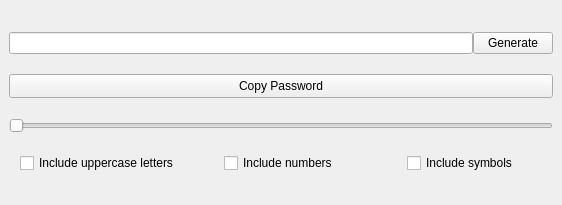
Old version of the form mainwindow.ui in the repository turalbaris/PasswordGenerator-GUI.
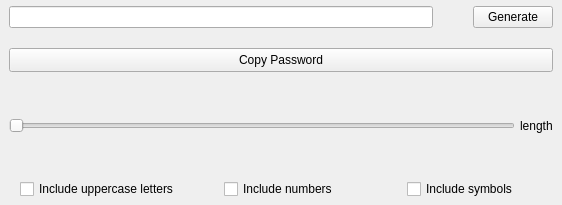
New version of the form. Icons and pictures are not drawn.

```diff
--- a/mainwindow.ui
+++ b/mainwindow.ui
@@ -57,33 +57,80 @@
        <number>0</number>
       </property>
       <item row="2" column="0">
-       <layout class="QGridLayout" name="gridLayout_2">
+       <widget class="QPushButton" name="copyPasswordButton">
+        <property name="minimumSize">
+         <size>
+          <width>221</width>
+          <height>24</height>
+         </size>
+        </property>
+        <property name="text">
+         <string>Copy Password</string>
+        </property>
+       </widget>
+      </item>
+      <item row="3" column="0">
+       <layout class="QGridLayout" name="bottomGridLayout">
         <property name="spacing">
          <number>0</number>
         </property>
-        <item row="4" column="3" alignment="Qt::AlignHCenter">
-         <widget class="QCheckBox" name="checkBox">
-          <property name="text">
-           <string>Include symbols</string>
+        <item row="0" column="2">
+         <spacer name="verticalSpacer_3">
+          <property name="orientation">
+           <enum>Qt::Vertical</enum>
           </property>
-         </widget>
+          <property name="sizeType">
+           <enum>QSizePolicy::Fixed</enum>
+          </property>
+          <property name="sizeHint" stdset="0">
+           <size>
+            <width>10</width>
+            <height>20</height>
+           </size>
+          </property>
+         </spacer>
         </item>
-        <item row="4" column="1" alignment="Qt::AlignHCenter">
-         <widget class="QCheckBox" name="checkBox_2">
-          <property name="text">
-           <string>Include uppercase letters</string>
+        <item row="4" column="2">
+         <spacer name="verticalSpacer_2">
+          <property name="orientation">
+           <enum>Qt::Vertical</enum>
           </property>
-         </widget>
+          <property name="sizeType">
+           <enum>QSizePolicy::Fixed</enum>
+          </property>
+          <property name="sizeHint" stdset="0">
+           <size>
+            <width>10</width>
+            <height>20</height>
+           </size>
+          </property>
+         </spacer>
         </item>
-        <item row="4" column="2" alignment="Qt::AlignHCenter">
-         <widget class="QCheckBox" name="checkBox_3">
+        <item row="5" column="2" alignment="Qt::AlignHCenter">
+         <widget class="QCheckBox" name="includeNumbersCheckBox">
           <property name="text">
            <string>Include numbers</string>
           </property>
          </widget>
         </item>
-        <item row="2" column="1" colspan="3">
-         <widget class="QSlider" name="horizontalSlider">
+        <item row="5" column="1" alignment="Qt::AlignHCenter">
+         <widget class="QCheckBox" name="includeUppercaseCheckBox">
+          <property name="text">
+           <string>Include uppercase letters</string>
+          </property>
+         </widget>
+        </item>
+        <item row="5" column="3" alignment="Qt::AlignHCenter">
+         <widget class="QCheckBox" name="includeSymbolsCheckBox">
+          <property name="text">
+           <string>Include symbols</string>
+          </property>
+         </widget>
+        </item>
+        <item row="3" column="1" colspan="3">
+         <layout class="QHBoxLayout" name="horizontalLayout_2">
+          <item>
+           <widget class="QSlider" name="lengthSlider">
           <property name="font">
            <font>
             <pointsize>14</pointsize>
@@ -94,64 +141,33 @@
           </property>
          </widget>
         </item>
-        <item row="0" column="2">
-         <spacer name="verticalSpacer_3">
+          <item>
+           <spacer name="horizontalSpacer">
           <property name="orientation">
-           <enum>Qt::Vertical</enum>
+             <enum>Qt::Horizontal</enum>
           </property>
           <property name="sizeType">
            <enum>QSizePolicy::Fixed</enum>
           </property>
           <property name="sizeHint" stdset="0">
            <size>
-            <width>10</width>
-            <height>20</height>
+              <width>5</width>
+              <height>5</height>
            </size>
           </property>
          </spacer>
         </item>
-        <item row="3" column="2">
-         <spacer name="verticalSpacer_2">
-          <property name="orientation">
-           <enum>Qt::Vertical</enum>
-          </property>
-          <property name="sizeType">
-           <enum>QSizePolicy::Fixed</enum>
-          </property>
-          <property name="sizeHint" stdset="0">
-           <size>
-            <width>10</width>
-            <height>20</height>
-           </size>
-          </property>
-         </spacer>
-        </item>
-       </layout>
-      </item>
-      <item row="1" column="0">
-       <widget class="QPushButton" name="pushButton_3">
-        <property name="minimumSize">
-         <size>
-          <width>221</width>
-          <height>24</height>
-         </size>
-        </property>
+          <item>
+           <widget class="QLabel" name="lengthLabel">
         <property name="text">
-         <string>Copy Password</string>
+             <string>length</string>
         </property>
        </widget>
       </item>
-      <item row="0" column="0">
-       <layout class="QGridLayout" name="gridLayout_3">
-        <property name="rightMargin">
-         <number>0</number>
-        </property>
-        <property name="bottomMargin">
-         <number>0</number>
-        </property>
-        <property name="spacing">
-         <number>0</number>
-        </property>
+         </layout>
+        </item>
+       </layout>
+      </item>
         <item row="1" column="0">
          <spacer name="verticalSpacer_4">
           <property name="orientation">
@@ -169,22 +185,57 @@
          </spacer>
         </item>
         <item row="0" column="0">
-         <widget class="QLineEdit" name="lineEdit_2">
-          <property name="sizePolicy">
-           <sizepolicy hsizetype="Expanding" vsizetype="Preferred">
-            <horstretch>0</horstretch>
-            <verstretch>0</verstretch>
-           </sizepolicy>
-          </property>
-         </widget>
-        </item>
-        <item row="0" column="1">
-         <widget class="QPushButton" name="pushButton">
+       <layout class="QGridLayout" name="topGridLayout">
+        <property name="rightMargin">
+         <number>0</number>
+        </property>
+        <property name="bottomMargin">
+         <number>0</number>
+        </property>
+        <property name="spacing">
+         <number>0</number>
+        </property>
+        <item row="0" column="2">
+         <widget class="QPushButton" name="generateButton">
           <property name="text">
            <string>Generate</string>
           </property>
          </widget>
         </item>
+        <item row="0" column="0">
+         <layout class="QHBoxLayout" name="passwordLayout">
+          <item>
+           <widget class="QLineEdit" name="passwordLineEdit">
+            <property name="sizePolicy">
+             <sizepolicy hsizetype="Expanding" vsizetype="Preferred">
+              <horstretch>0</horstretch>
+              <verstretch>0</verstretch>
+             </sizepolicy>
+            </property>
+            <property name="echoMode">
+             <enum>QLineEdit::Normal</enum>
+            </property>
+            <property name="alignment">
+             <set>Qt::AlignCenter</set>
+            </property>
+           </widget>
+          </item>
+          <item>
+           <widget class="QPushButton" name="togglePasswordButton">
+            <property name="text">
+             <string/>
+            </property>
+            <property name="icon">
+             <iconset resource="resources.qrc">
+              <normaloff>:/icons/eye.png</normaloff>:/icons/eye.png</iconset>
+            </property>
+            <property name="flat">
+             <bool>true</bool>
+            </property>
+           </widget>
+          </item>
+         </layout>
+        </item>
        </layout>
       </item>
      </layout>
```
Left out of the diff: 8 changed lines with no effect on the pictures. Lines whose indentation alone changed are shown as unchanged.
